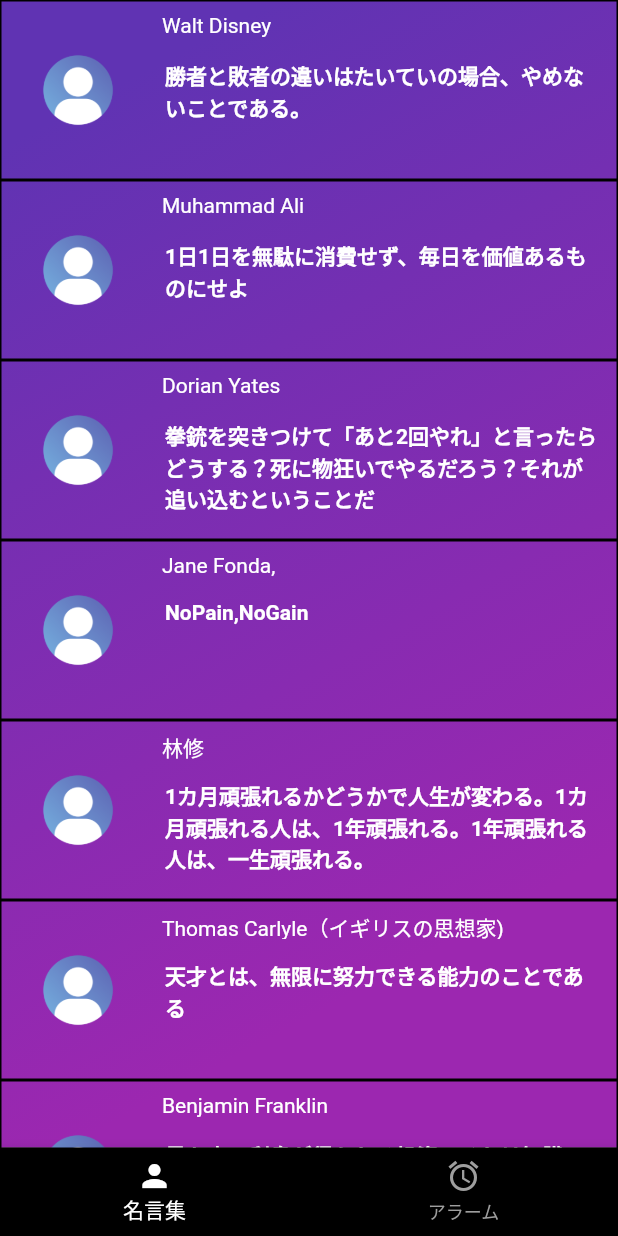
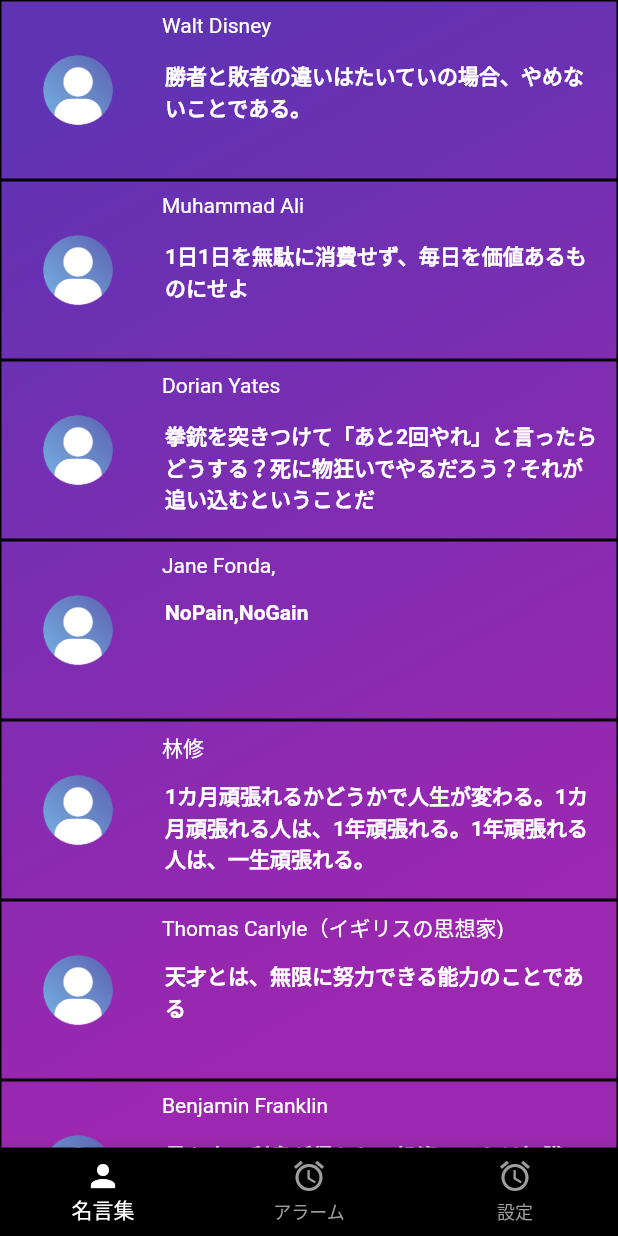
Before and after one commit to hashimo000/famous_quote_app, a Flutter app: the screen it shows after launch, on a phone screen of 412 x 824 dp. Run offline on Flutter 3.47's test engine with Material 2 defaults, Android fonts, the phone set to English and light mode, and no system bars; our stand-ins replace flutter_local_notifications, flutter_riverpod, flutter_slidable, sqflite, timezone; accounts and stored records are empty.

```diff
--- a/lib/main.dart
+++ b/lib/main.dart
@@ -1,6 +1,7 @@
 
 import 'package:famous_quote_app/pages/famous_quote_page.dart';
 import 'package:famous_quote_app/pages/home_page.dart';
+import 'package:famous_quote_app/pages/useagle_page.dart';
 import 'package:flutter/material.dart';
 import 'package:flutter_local_notifications/flutter_local_notifications.dart';
 import 'package:flutter_riverpod/flutter_riverpod.dart';
@@ -36,6 +37,10 @@ class MyApp extends ConsumerWidget {
           icon:Icon(Icons.alarm),
           label: "アラーム",
           ),
+      const BottomNavigationBarItem(
+          icon:Icon(Icons.alarm),
+          label: "設定",
+          ),
 
     ];
     final bar =BottomNavigationBar(
@@ -50,8 +55,10 @@ class MyApp extends ConsumerWidget {
     );
     final pages=[
       const Famous_Quote_Page(),
-      const MyHomePage(title: "アラーム")
-    ];
+      const MyHomePage(title: "アラーム"),
+      const UseaglePadge()
+
+ ];
     return Scaffold(
       body: pages[index],
       bottomNavigationBar: bar,
--- a/lib/pages/famous_quote_page.dart
+++ b/lib/pages/famous_quote_page.dart
@@ -43,7 +43,7 @@ final models = [ /* あなたのモデルのリスト */
   Tweet('南波六太', 'icon1.png', '本気の失敗には価値がある', ),
   Tweet('南波六太', 'icon1.png', 'グーみたいな奴がいて、チョキみたいな奴もいて、パーみたいな奴もいる、誰が一番強いか答えを知ってる奴はいるか？', ),
   Tweet('美輪明宏', 'icon1.png', '苦しかったこと、悲しかったことが、いつか必ず花開く時が来る。辛いこと、悲しいことは幸せになるための必要事項。', ),
-  Tweet('フロイド・メイウェザー', 'icon1.png', 'お前らが休んでいるとき、俺は練習している。お前らが寝ているとき、俺は練習している。お前らが練習しているときは、当然俺も練習している', ),
+  Tweet('フロイド・メイウェザー', 'icon1.png', 'お前らが休んでいるとき、俺は練習している。お前らが寝ているとき、俺は練習している。', ),
   Tweet('マニー・パッキャオ', 'icon1.png', '自分のためではなく、国の威信のために戦う', ),
   Tweet('タイガーウッズ', 'icon1.png', '他人の期待に耳を傾けてはいけない。自分の人生を生き、自分の期待に応えるのだ。', ),
   Tweet('大山倍達', 'icon1.png', '正義なき力は無能なり。力なき正義も無能なり。', ),
```
Also changed, not shown: lib/pages/useagle_page.dart (+4 -9 lines).
